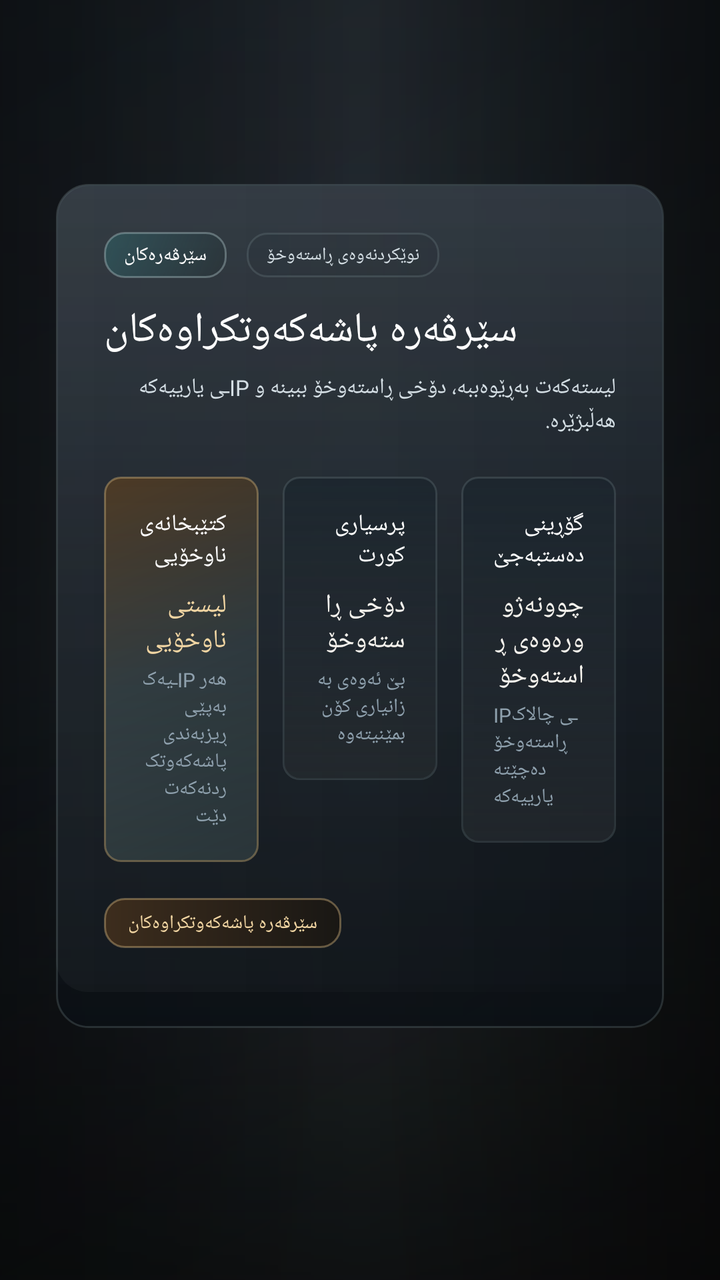
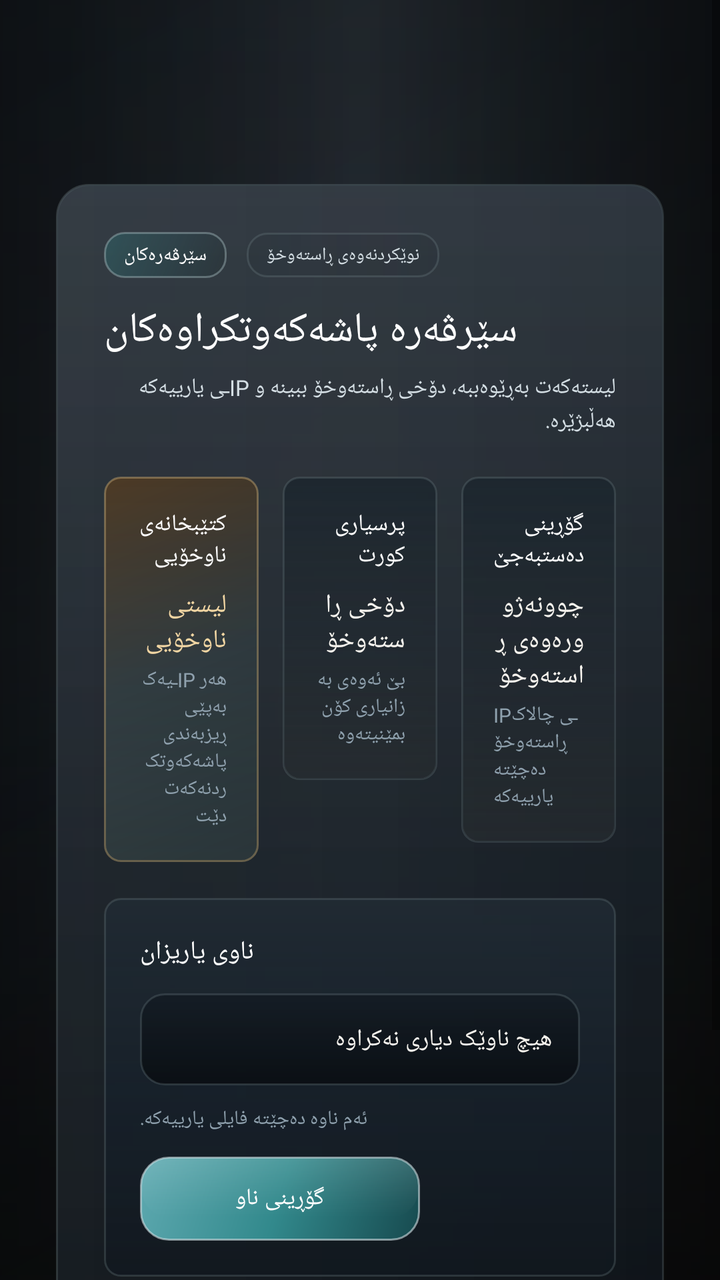

Screens rendered from an Android XML layout before and after an edit, with the pre-edit source and the edit as a unified diff.
<!-- AndroidManifest.xml: application theme Theme.AppCompat.Light.NoActionBar.FullScreen -->
<!-- res/layout/fragment_servers.xml -->
<?xml version="1.0" encoding="utf-8"?>
<FrameLayout xmlns:android="http://schemas.android.com/apk/res/android"
    android:layout_width="match_parent"
    android:layout_height="match_parent">

    <View
        android:layout_width="match_parent"
        android:layout_height="match_parent"
        android:background="@drawable/home_overlay" />

    <ScrollView
        android:layout_width="match_parent"
        android:layout_height="match_parent"
        android:fillViewport="true">

        <LinearLayout
            android:layout_width="match_parent"
            android:layout_height="wrap_content"
            android:gravity="center_horizontal"
            android:orientation="vertical"
            android:paddingStart="28dp"
            android:paddingTop="92dp"
            android:paddingEnd="28dp"
            android:paddingBottom="20dp">

            <LinearLayout
                android:layout_width="match_parent"
                android:layout_height="wrap_content"
                android:background="@drawable/home_panel_surface"
                android:orientation="vertical"
                android:padding="24dp">

                <LinearLayout
                    android:layout_width="match_parent"
                    android:layout_height="wrap_content"
                    android:gravity="center_vertical"
                    android:orientation="horizontal">

                    <TextView
                        android:layout_width="wrap_content"
                        android:layout_height="wrap_content"
                        android:background="@drawable/home_news_badge"
                        android:fontFamily="@font/montserrat_bold"
                        android:paddingStart="10dp"
                        android:paddingTop="5dp"
                        android:paddingEnd="10dp"
                        android:paddingBottom="5dp"
                        android:text="سێرڤەرەکان"
                        android:textAllCaps="true"
                        android:textColor="@android:color/white"
                        android:textSize="9.5sp" />

                    <TextView
                        android:layout_width="wrap_content"
                        android:layout_height="wrap_content"
                        android:layout_marginStart="10dp"
                        android:background="@drawable/launcher_badge_outline"
                        android:fontFamily="@font/montserrat_bold"
                        android:paddingStart="10dp"
                        android:paddingTop="5dp"
                        android:paddingEnd="10dp"
                        android:paddingBottom="5dp"
                        android:text="نوێکردنەوەی ڕاستەوخۆ"
                        android:textAllCaps="true"
                        android:textColor="@color/launcher_text_secondary"
                        android:textSize="9sp" />
                </LinearLayout>

                <TextView
                    android:layout_width="wrap_content"
                    android:layout_height="wrap_content"
                    android:layout_marginTop="12dp"
                    android:fontFamily="@font/montserrat_black"
                    android:text="سێرڤەرە پاشەکەوتکراوەکان"
                    android:textColor="@android:color/white"
                    android:textSize="21sp" />

                <TextView
                    android:layout_width="wrap_content"
                    android:layout_height="wrap_content"
                    android:layout_marginTop="7dp"
                    android:maxWidth="700dp"
                    android:fontFamily="@font/montserrat_medium"
                    android:lineSpacingExtra="2dp"
                    android:text="لیستەکەت بەڕێوەببە، دۆخی ڕاستەوخۆ ببینە و IPـی یارییەکە هەڵبژێرە."
                    android:textColor="@color/launcher_text_secondary"
                    android:textSize="11sp" />

                <LinearLayout
                    android:layout_width="match_parent"
                    android:layout_height="wrap_content"
                    android:layout_marginTop="20dp"
                    android:orientation="horizontal">

                    <LinearLayout
                        android:layout_width="0dp"
                        android:layout_height="wrap_content"
                        android:layout_weight="1"
                        android:background="@drawable/launcher_stat_tile_emphasis"
                        android:orientation="vertical"
                        android:padding="16dp">

                        <TextView
                            android:layout_width="wrap_content"
                            android:layout_height="wrap_content"
                            android:fontFamily="@font/montserrat_bold"
                            android:text="کتێبخانەی ناوخۆیی"
                            android:textColor="@android:color/white"
                            android:textSize="11.5sp" />

                        <TextView
                            android:layout_width="wrap_content"
                            android:layout_height="wrap_content"
                            android:layout_marginTop="8dp"
                            android:fontFamily="@font/montserrat_black"
                            android:text="لیستی ناوخۆیی"
                            android:textColor="@color/launcher_accent_gold_bright"
                            android:textSize="13sp" />

                        <TextView
                            android:layout_width="wrap_content"
                            android:layout_height="wrap_content"
                            android:layout_marginTop="4dp"
                            android:fontFamily="@font/montserrat_medium"
                            android:text="هەر IPـیەک بەپێی ڕیزبەندی پاشەکەوتکردنەکەت دێت"
                            android:textColor="@color/launcher_text_muted"
                            android:textSize="10sp" />
                    </LinearLayout>

                    <LinearLayout
                        android:layout_width="0dp"
                        android:layout_height="wrap_content"
                        android:layout_marginStart="12dp"
                        android:layout_weight="1"
                        android:background="@drawable/launcher_stat_tile"
                        android:orientation="vertical"
                        android:padding="16dp">

                        <TextView
                            android:layout_width="wrap_content"
                            android:layout_height="wrap_content"
                            android:fontFamily="@font/montserrat_bold"
                            android:text="پرسیاری کورت"
                            android:textColor="@android:color/white"
                            android:textSize="11.5sp" />

                        <TextView
                            android:layout_width="wrap_content"
                            android:layout_height="wrap_content"
                            android:layout_marginTop="8dp"
                            android:fontFamily="@font/montserrat_black"
                            android:text="دۆخی ڕاستەوخۆ"
                            android:textColor="@color/launcher_text_primary"
                            android:textSize="13sp" />

                        <TextView
                            android:layout_width="wrap_content"
                            android:layout_height="wrap_content"
                            android:layout_marginTop="4dp"
                            android:fontFamily="@font/montserrat_medium"
                            android:text="بێ ئەوەی بە زانیاری کۆن بمێنیتەوە"
                            android:textColor="@color/launcher_text_muted"
                            android:textSize="10sp" />
                    </LinearLayout>

                    <LinearLayout
                        android:layout_width="0dp"
                        android:layout_height="wrap_content"
                        android:layout_marginStart="12dp"
                        android:layout_weight="1"
                        android:background="@drawable/launcher_stat_tile"
                        android:orientation="vertical"
                        android:padding="16dp">

                        <TextView
                            android:layout_width="wrap_content"
                            android:layout_height="wrap_content"
                            android:fontFamily="@font/montserrat_bold"
                            android:text="گۆڕینی دەستبەجێ"
                            android:textColor="@android:color/white"
                            android:textSize="11.5sp" />

                        <TextView
                            android:layout_width="wrap_content"
                            android:layout_height="wrap_content"
                            android:layout_marginTop="8dp"
                            android:fontFamily="@font/montserrat_black"
                            android:text="چوونەژوورەوەی ڕاستەوخۆ"
                            android:textColor="@color/launcher_text_primary"
                            android:textSize="13sp" />

                        <TextView
                            android:layout_width="wrap_content"
                            android:layout_height="wrap_content"
                            android:layout_marginTop="4dp"
                            android:fontFamily="@font/montserrat_medium"
                            android:text="IPـی چالاک ڕاستەوخۆ دەچێتە یارییەکە"
                            android:textColor="@color/launcher_text_muted"
                            android:textSize="10sp" />
                    </LinearLayout>
                </LinearLayout>

                <TextView
                    android:layout_width="wrap_content"
                    android:layout_height="wrap_content"
                    android:layout_marginTop="18dp"
                    android:background="@drawable/launcher_badge_gold"
                    android:fontFamily="@font/montserrat_bold"
                    android:paddingStart="12dp"
                    android:paddingTop="6dp"
                    android:paddingEnd="12dp"
                    android:paddingBottom="6dp"
                    android:text="سێرڤەرە پاشەکەوتکراوەکان"
                    android:textAllCaps="true"
                    android:textColor="@color/launcher_accent_gold_bright"
                    android:textSize="9.5sp" />

                <TextView
                    android:id="@+id/server_empty_state"
                    android:layout_width="match_parent"
                    android:layout_height="wrap_content"
                    android:layout_marginTop="14dp"
                    android:background="@drawable/launcher_console_surface"
                    android:fontFamily="@font/montserrat_medium"
                    android:padding="16dp"
                    android:text="هێشتا هیچ سێرڤەرێک پاشەکەوت نەکراوە."
                    android:textColor="@color/launcher_text_secondary"
                    android:textSize="11.5sp"
                    android:visibility="gone" />

                <TextView
                    android:id="@+id/server_add_shortcut"
                    android:layout_width="220dp"
                    android:layout_height="42dp"
                    android:layout_marginTop="12dp"
                    android:background="@drawable/home_server_select_button"
                    android:fontFamily="@font/montserrat_bold"
                    android:gravity="center"
                    android:text="زیادکردنی سێرڤەر"
                    android:textColor="@android:color/white"
                    android:textSize="11.5sp"
                    android:visibility="gone" />

                <LinearLayout
                    android:id="@+id/server_list_container"
                    android:layout_width="match_parent"
                    android:layout_height="wrap_content"
                    android:layout_marginTop="16dp"
                    android:orientation="vertical" />
            </LinearLayout>
        </LinearLayout>
    </ScrollView>

</FrameLayout>
<!-- resources referenced by this layout -->
<resources>
  <color name="launcher_accent_gold_bright">#F2D6A3</color>
  <color name="launcher_text_muted">#8FA1AE</color>
  <color name="launcher_text_primary">#F7F4EE</color>
  <color name="launcher_text_secondary">#D4DEE4</color>
  <!-- drawable home_news_badge (drawable) -->
  <?xml version="1.0" encoding="utf-8"?>
  <shape xmlns:android="http://schemas.android.com/apk/res/android"
      android:shape="rectangle">
      <gradient
          android:angle="315"
          android:startColor="#6C2D6F73"
          android:endColor="#33192325" />
      <corners android:radius="10dp" />
      <stroke
          android:width="1dp"
          android:color="#5DBBD4D5" />
  </shape>
  <!-- drawable launcher_badge_gold (drawable) -->
  <?xml version="1.0" encoding="utf-8"?>
  <shape xmlns:android="http://schemas.android.com/apk/res/android"
      android:shape="rectangle">
      <gradient
          android:angle="0"
          android:startColor="#3D2D1D"
          android:endColor="#191714" />
      <corners android:radius="10dp" />
      <stroke
          android:width="1dp"
          android:color="#6AD8B77E" />
  </shape>
  <!-- drawable launcher_badge_outline (drawable) -->
  <?xml version="1.0" encoding="utf-8"?>
  <shape xmlns:android="http://schemas.android.com/apk/res/android"
      android:shape="rectangle">
      <gradient
          android:angle="0"
          android:startColor="#221D2931"
          android:endColor="#120D1218" />
      <corners android:radius="10dp" />
      <stroke
          android:width="1dp"
          android:color="@color/launcher_border_soft" />
  </shape>
  <style name="Theme.AppCompat.Light.NoActionBar.FullScreen" parent="@style/Theme.AppCompat.Light.NoActionBar">
          <item name="android:windowNoTitle">true</item>
          <item name="android:windowActionBar">false</item>
          <item name="android:windowFullscreen">true</item>
          <item name="android:windowContentOverlay">@null</item>
          <item name="android:windowLayoutInDisplayCutoutMode">shortEdges</item>
      </style>
  <color name="launcher_panel_top">#E71B242D</color>
  <color name="launcher_panel_bottom">#D00A0F14</color>
  <color name="launcher_border_soft">#42798A91</color>
  <color name="launcher_accent_teal">#32898C</color>
  <color name="launcher_accent_teal_dark">#174A4F</color>
  <!-- unchanged entries left out for length: 6 -->
</resources>

<!-- the commit's change to res/layout/fragment_servers.xml (unified diff, before → after) -->
@@ -198,6 +198,63 @@
                             android:textColor="@color/launcher_text_muted"
                             android:textSize="10sp" />
                     </LinearLayout>
+                </LinearLayout>
+
+                <LinearLayout
+                    android:layout_width="match_parent"
+                    android:layout_height="wrap_content"
+                    android:layout_marginTop="18dp"
+                    android:background="@drawable/home_server_card_surface"
+                    android:orientation="vertical"
+                    android:padding="18dp">
+
+                    <TextView
+                        android:layout_width="wrap_content"
+                        android:layout_height="wrap_content"
+                        android:fontFamily="@font/montserrat_bold"
+                        android:text="ناوی یاریزان"
+                        android:textColor="@android:color/white"
+                        android:textSize="13sp" />
+
+                    <TextView
+                        android:id="@+id/player_name_value"
+                        android:layout_width="match_parent"
+                        android:layout_height="46dp"
+                        android:layout_marginTop="12dp"
+                        android:background="@drawable/launcher_field_surface_dark"
+                        android:ellipsize="end"
+                        android:fontFamily="@font/montserrat_bold"
+                        android:gravity="center_vertical"
+                        android:maxLines="1"
+                        android:paddingStart="14dp"
+                        android:paddingEnd="14dp"
+                        android:text="هیچ ناوێک دیاری نەکراوە"
+                        android:textColor="@color/launcher_text_primary"
+                        android:textSize="12sp" />
+
+                    <TextView
+                        android:layout_width="wrap_content"
+                        android:layout_height="wrap_content"
+                        android:layout_marginTop="10dp"
+                        android:fontFamily="@font/montserrat_medium"
+                        android:text="ئەم ناوە دەچێتە فایلی یارییەکە."
+                        android:textColor="@color/launcher_text_muted"
+                        android:textSize="10sp" />
+
+                    <TextView
+                        android:id="@+id/button_edit_profile"
+                        android:layout_width="wrap_content"
+                        android:layout_height="42dp"
+                        android:layout_marginTop="12dp"
+                        android:background="@drawable/home_server_select_button"
+                        android:fontFamily="@font/montserrat_bold"
+                        android:gravity="center"
+                        android:minWidth="140dp"
+                        android:paddingStart="18dp"
+                        android:paddingEnd="18dp"
+                        android:text="گۆڕینی ناو"
+                        android:textColor="@android:color/white"
+                        android:textSize="11.5sp" />
                 </LinearLayout>
 
                 <TextView
@@ -238,8 +295,7 @@
                     android:gravity="center"
                     android:text="زیادکردنی سێرڤەر"
                     android:textColor="@android:color/white"
-                    android:textSize="11.5sp"
-                    android:visibility="gone" />
+                    android:textSize="11.5sp" />
 
                 <LinearLayout
                     android:id="@+id/server_list_container"
<!-- resource entries referenced after the edit -->
@@ -16,6 +16,20 @@
       <stroke
           android:width="1dp"
           android:color="#5DBBD4D5" />
+  </shape>
+  <!-- drawable home_server_card_surface (drawable) -->
+  <?xml version="1.0" encoding="utf-8"?>
+  <shape xmlns:android="http://schemas.android.com/apk/res/android"
+      android:shape="rectangle">
+      <gradient
+          android:angle="270"
+          android:startColor="@color/launcher_card_top"
+          android:centerColor="#C816202A"
+          android:endColor="@color/launcher_card_bottom" />
+      <corners android:radius="8dp" />
+      <stroke
+          android:width="1dp"
+          android:color="@color/launcher_border_soft" />
   </shape>
   <!-- drawable launcher_badge_gold (drawable) -->
   <?xml version="1.0" encoding="utf-8"?>
@@ -43,6 +57,19 @@
           android:width="1dp"
           android:color="@color/launcher_border_soft" />
   </shape>
+  <!-- drawable launcher_field_surface_dark (drawable) -->
+  <?xml version="1.0" encoding="utf-8"?>
+  <shape xmlns:android="http://schemas.android.com/apk/res/android"
+      android:shape="rectangle">
+      <gradient
+          android:angle="270"
+          android:startColor="#C9121A22"
+          android:endColor="#D2070B0F" />
+      <corners android:radius="12dp" />
+      <stroke
+          android:width="1dp"
+          android:color="@color/launcher_border_soft" />
+  </shape>
   <style name="Theme.AppCompat.Light.NoActionBar.FullScreen" parent="@style/Theme.AppCompat.Light.NoActionBar">
           <item name="android:windowNoTitle">true</item>
           <item name="android:windowActionBar">false</item>
@@ -53,6 +80,8 @@
   <color name="launcher_panel_top">#E71B242D</color>
   <color name="launcher_panel_bottom">#D00A0F14</color>
   <color name="launcher_border_soft">#42798A91</color>
+  <color name="launcher_card_top">#DA202A33</color>
+  <color name="launcher_card_bottom">#C010171E</color>
   <color name="launcher_accent_teal">#32898C</color>
   <color name="launcher_accent_teal_dark">#174A4F</color>
   <!-- unchanged entries left out for length: 6 -->
